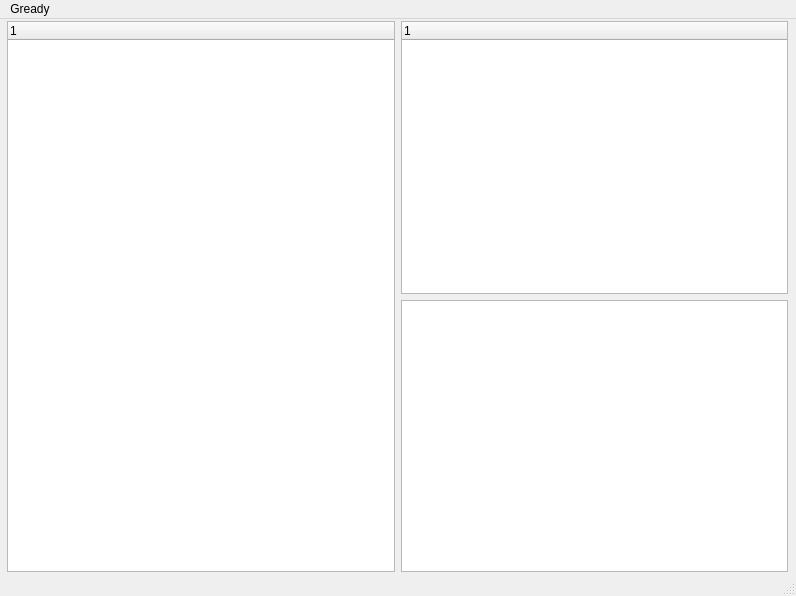
Qt form gui/mainwindow.ui (r-st/Gready) before a commit.
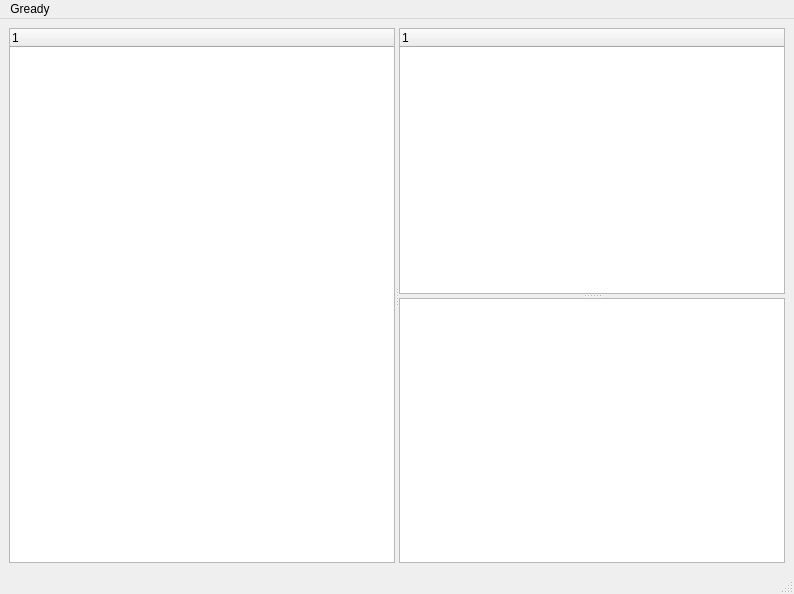
The same form after that commit.

Commit message: Make window and widgets resizable

What changed in the file:
```diff
--- a/gui/mainwindow.ui
+++ b/gui/mainwindow.ui
@@ -6,46 +6,50 @@
    <rect>
     <x>0</x>
     <y>0</y>
-    <width>796</width>
-    <height>596</height>
+    <width>794</width>
+    <height>594</height>
    </rect>
   </property>
   <property name="windowTitle">
    <string>MainWindow</string>
   </property>
   <widget class="QWidget" name="centralwidget">
-   <widget class="QWidget" name="">
-    <property name="geometry">
-     <rect>
-      <x>7</x>
-      <y>2</y>
-      <width>781</width>
-      <height>551</height>
-     </rect>
-    </property>
-    <layout class="QHBoxLayout" name="horizontalLayout">
-     <item>
-      <widget class="QTreeWidget" name="feedsView"/>
-     </item>
-     <item>
-      <layout class="QVBoxLayout" name="verticalLayout">
-       <item>
-        <widget class="QTreeWidget" name="articlesTableView"/>
-       </item>
-       <item>
-        <widget class="QTextBrowser" name="articleView"/>
-       </item>
-      </layout>
-     </item>
-    </layout>
-   </widget>
+   <layout class="QHBoxLayout" name="horizontalLayout">
+    <item>
+     <widget class="QSplitter" name="splitter_2">
+      <property name="orientation">
+       <enum>Qt::Horizontal</enum>
+      </property>
+      <widget class="QTreeWidget" name="feedsView">
+       <column>
+        <property name="text">
+         <string>1</string>
+        </property>
+       </column>
+      </widget>
+      <widget class="QSplitter" name="splitter">
+       <property name="orientation">
+        <enum>Qt::Vertical</enum>
+       </property>
+       <widget class="QTreeWidget" name="articlesTableView">
+        <column>
+         <property name="text">
+          <string notr="true">1</string>
+         </property>
+        </column>
+       </widget>
+       <widget class="QTextBrowser" name="articleView"/>
+      </widget>
+     </widget>
+    </item>
+   </layout>
   </widget>
   <widget class="QMenuBar" name="menubar">
    <property name="geometry">
     <rect>
      <x>0</x>
      <y>0</y>
-     <width>796</width>
+     <width>794</width>
      <height>20</height>
     </rect>
    </property>
```
The commit also changes 1 other file.
